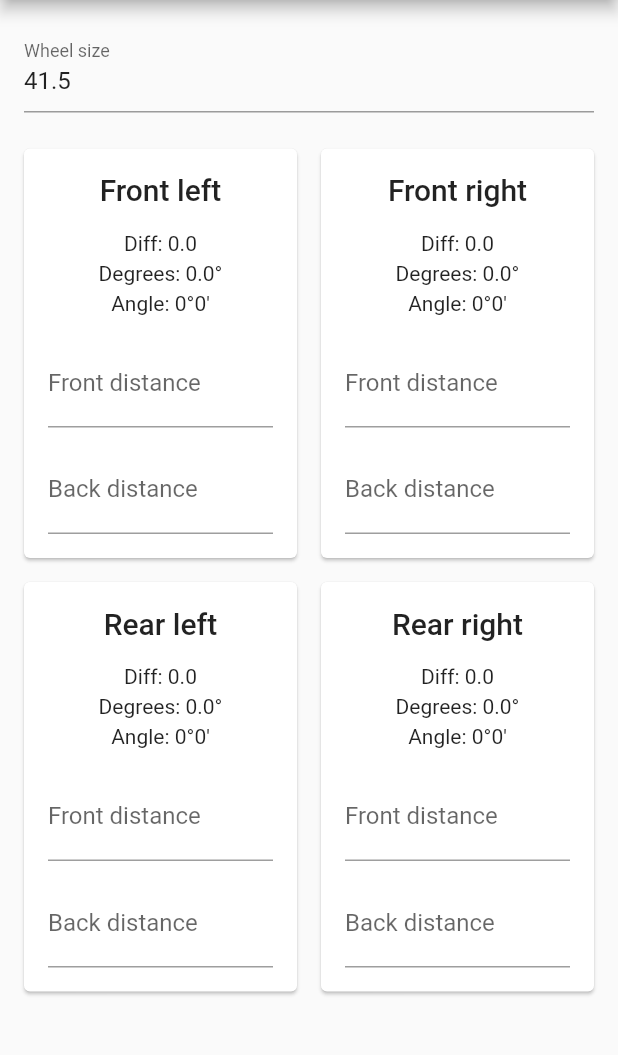
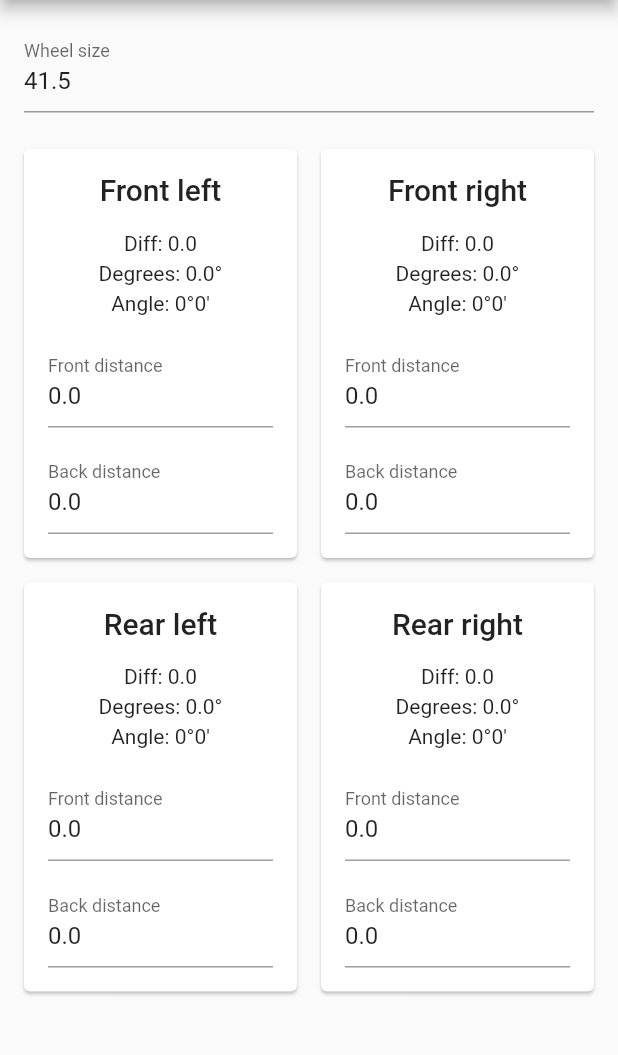
Before and after one commit to Pyozer/CarGeo, a Flutter app: the screen it shows after launch, on a phone screen of 412 x 824 dp, the part 84-1139 px from its top. Run offline on Flutter 3.47's test engine with Material 2 defaults, Android fonts, the phone set to English and light mode, and no system bars; our stand-ins replace shared_preferences.

```diff
--- a/lib/app.dart
+++ b/lib/app.dart
@@ -1,6 +1,6 @@
-
 import 'package:GeoCar/home_screen.dart';
 import 'package:flutter/material.dart';
+import 'package:shared_preferences/shared_preferences.dart';
 
 class App extends StatelessWidget {
   @override
@@ -11,7 +11,13 @@ class App extends StatelessWidget {
         primarySwatch: Colors.blue,
         visualDensity: VisualDensity.adaptivePlatformDensity,
       ),
-      home: HomeScreen(),
+      home: FutureBuilder<SharedPreferences>(
+        future: SharedPreferences.getInstance(),
+        builder: (context, snap) {
+          if (!snap.hasData) return SizedBox();
+          return HomeScreen(prefs: snap.data);
+        },
+      ),
     );
   }
 }
--- a/lib/home_screen.dart
+++ b/lib/home_screen.dart
@@ -1,19 +1,42 @@
+import 'dart:convert';
+
 import 'package:GeoCar/card.dart';
 import 'package:GeoCar/util.dart';
 import 'package:GeoCar/wheel.dart';
 import 'package:flutter/material.dart';
+import 'package:shared_preferences/shared_preferences.dart';
 
 class HomeScreen extends StatefulWidget {
+  final SharedPreferences prefs;
+
+  const HomeScreen({Key key, this.prefs}) : super(key: key);
+
   @override
   _HomeScreenState createState() => _HomeScreenState();
 }
 
 class _HomeScreenState extends State<HomeScreen> {
-  final frontLeft = Wheel(0.0, 0.0);
-  final frontRight = Wheel(0.0, 0.0);
-  final rearLeft = Wheel(0.0, 0.0);
-  final rearRight = Wheel(0.0, 0.0);
+  Wheel frontLeft = Wheel(0.0, 0.0);
+  Wheel frontRight = Wheel(0.0, 0.0);
+  Wheel rearLeft = Wheel(0.0, 0.0);
+  Wheel rearRight = Wheel(0.0, 0.0);
   double wheelSize = 41.5;
+
+  @override
+  void initState() {
+    super.initState();
+    initSavedValues();
+  }
+
+  void initSavedValues() {
+    frontLeft = jsonToWheel(widget.prefs.getString('${WheelSide.FRONT_LEFT}'));
+    frontRight = jsonToWheel(
+      widget.prefs.getString('${WheelSide.FRONT_RIGHT}'),
+    );
+    rearLeft = jsonToWheel(widget.prefs.getString('${WheelSide.REAR_LEFT}'));
+    rearRight = jsonToWheel(widget.prefs.getString('${WheelSide.REAR_RIGHT}'));
+    wheelSize = widget.prefs.getDouble('wheelSize') ?? 41.5;
+  }
 
   Wheel getWheel(WheelSide side) {
     if (side == WheelSide.FRONT_LEFT) return frontLeft;
@@ -31,6 +54,7 @@ class _HomeScreenState extends State<HomeScreen> {
         wheel.frontDistance = value;
       }
     });
+    widget.prefs.setString('$side', json.encode(wheel));
   }
 
   double _calculWheelAngle(WheelSide side) {
@@ -44,7 +68,9 @@ class _HomeScreenState extends State<HomeScreen> {
   double _calculDiff(WheelSide side) => roundDecimal(getWheel(side).diff, 2);
 
   Widget _buildTextfield(String hint, WheelSide side, bool isBack) {
-    return TextField(
+    final wheel = getWheel(side);
+    return TextFormField(
+      initialValue: '${isBack ? wheel.backDistance : wheel.frontDistance}',
       decoration: InputDecoration(labelText: hint),
       keyboardType: TextInputType.number,
       onChanged: (value) {
@@ -95,7 +121,9 @@ class _HomeScreenState extends State<HomeScreen> {
               decoration: InputDecoration(labelText: 'Wheel size'),
               keyboardType: TextInputType.number,
               onChanged: (value) {
-                setState(() => wheelSize = double.parse(value));
+                final wheelSize = double.parse(value);
+                widget.prefs.setDouble('wheelSize', wheelSize);
+                setState(() => this.wheelSize = wheelSize);
               },
             ),
           ),
--- a/lib/util.dart
+++ b/lib/util.dart
@@ -1,4 +1,7 @@
+import 'dart:convert';
 import 'dart:math';
+
+import 'package:GeoCar/wheel.dart';
 
 double roundDecimal(double value, int maxDecimal) {
   return double.parse(value.toStringAsFixed(maxDecimal));
@@ -16,7 +19,16 @@ double calcAngle(double wheelSize, double distDiff, double missingDist) {
 }
 
 String degreeToMinute(double degrees) {
-  final d = degrees.toInt();
-  final m = ((degrees - d) * 60).toInt();
-  return "$d°$m'";
+  try {
+    final d = degrees.toInt();
+    final m = ((degrees - d) * 60).toInt();
+    return "$d°$m'";
+  } catch (_) {
+    return "Error";
+  }
 }
+
+Wheel jsonToWheel(String jsonValue) {
+  return Wheel.fromJson(
+      json.decode((jsonValue ?? '{}')) as Map<String, dynamic>);
+}
--- a/lib/wheel.dart
+++ b/lib/wheel.dart
@@ -7,6 +7,20 @@ class Wheel {
   double get diff => (frontDistance - backDistance).abs();
 
   bool get isToeIn => frontDistance > backDistance;
+
+  factory Wheel.fromJson(Map<String, dynamic> json) {
+    return Wheel(
+      (json['front'] ?? 0.0) as double,
+      (json['back'] ?? 0.0) as double,
+    );
+  }
+
+  Map<String, double> toJson() {
+    return {
+      'front': frontDistance,
+      'back': backDistance,
+    };
+  }
 }
 
 enum WheelSide { FRONT_LEFT, FRONT_RIGHT, REAR_LEFT, REAR_RIGHT }
--- a/pubspec.yaml
+++ b/pubspec.yaml
@@ -10,6 +10,7 @@ dependencies:
     sdk: flutter
 
   cupertino_icons: ^0.1.3
+  shared_preferences: ^0.5.7+3
 
 flutter:
 
```
Also changed, not shown: pubspec.lock, 3 other files.
